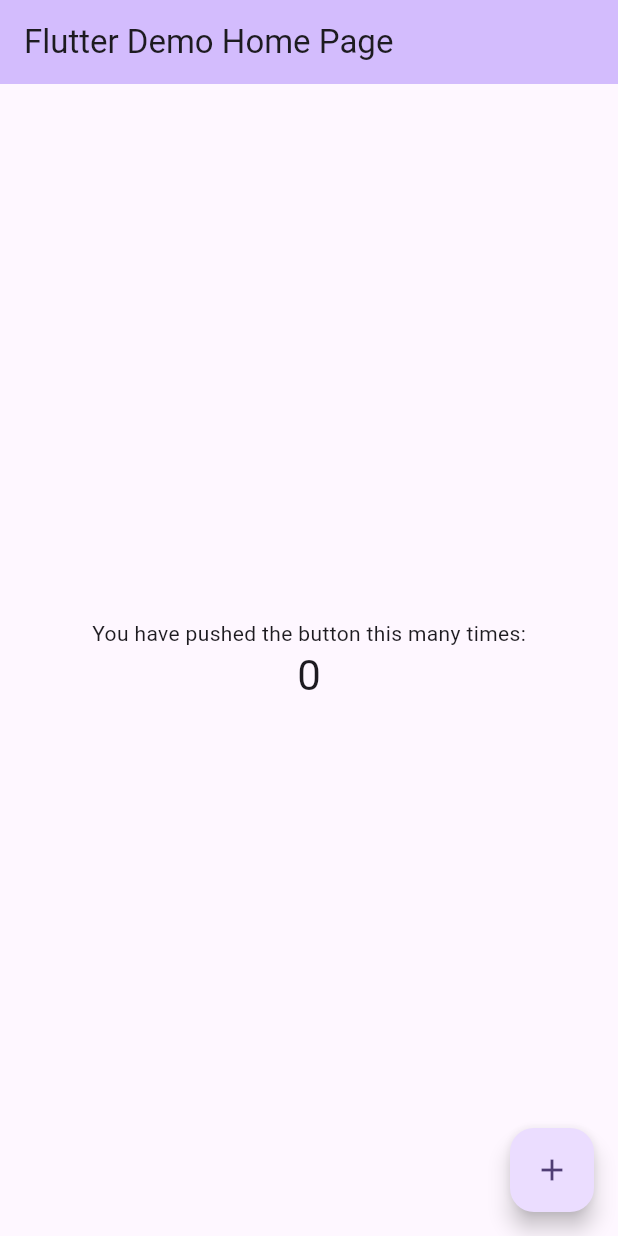
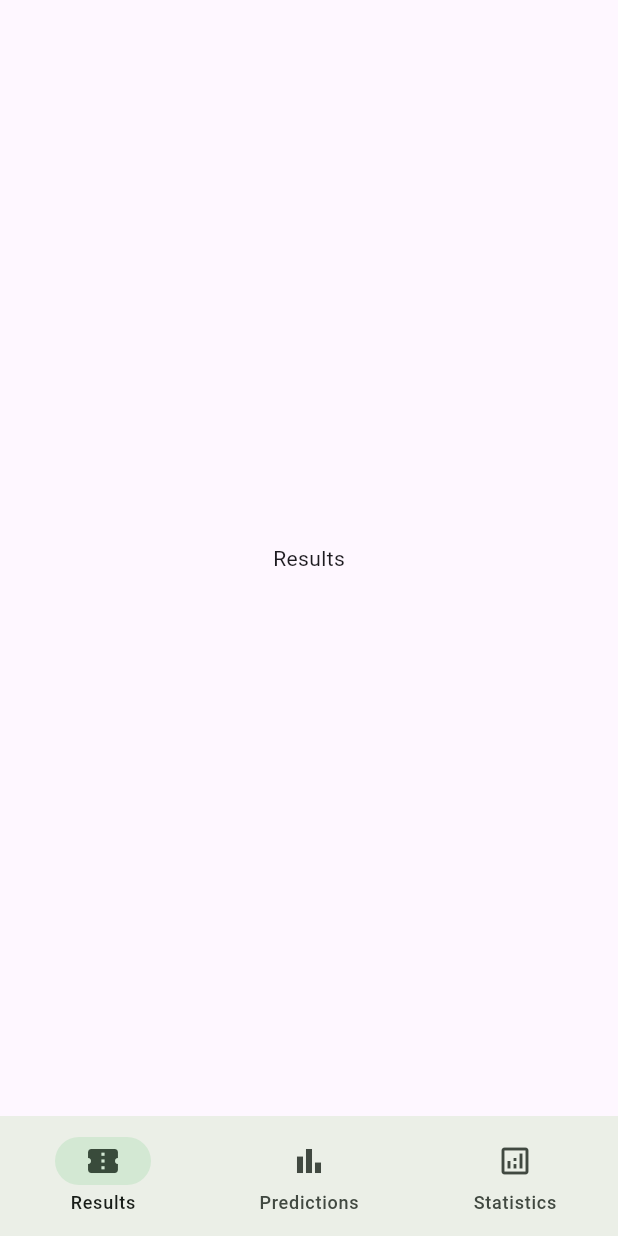
Before and after one commit to alvaro-jrr/ia-animalitos, a Flutter app: the screen it shows after launch, on a phone screen of 412 x 824 dp. Run offline on Flutter 3.47's test engine with Material 3 defaults, Android fonts, the phone set to English and light mode, and no system bars; our stand-ins replace internet_connection_checker_plus.

Commit message:
feat: add bottom navbar and handle switch between pages

```diff
--- a/lib/l10n/app_en.arb
+++ b/lib/l10n/app_en.arb
@@ -1,3 +1,6 @@
 {
-  "@@locale": "en"
+  "@@locale": "en",
+  "results": "Results",
+  "predictions": "Predictions",
+  "statistics": "Statistics"
 }
--- a/lib/l10n/app_es.arb
+++ b/lib/l10n/app_es.arb
@@ -1,3 +1,6 @@
 {
-  "@@locale": "es"
+  "@@locale": "es",
+  "results": "Resultados",
+  "predictions": "Predicciones",
+  "statistics": "Estadísticas"
 }
--- a/lib/l10n/app_localizations.dart
+++ b/lib/l10n/app_localizations.dart
@@ -97,6 +97,24 @@ abstract class AppLocalizations {
     Locale('en'),
     Locale('es'),
   ];
+
+  /// No description provided for @results.
+  ///
+  /// In es, this message translates to:
+  /// **'Resultados'**
+  String get results;
+
+  /// No description provided for @predictions.
+  ///
+  /// In es, this message translates to:
+  /// **'Predicciones'**
+  String get predictions;
+
+  /// No description provided for @statistics.
+  ///
+  /// In es, this message translates to:
+  /// **'Estadísticas'**
+  String get statistics;
 }
 
 class _AppLocalizationsDelegate
--- a/lib/l10n/app_localizations_en.dart
+++ b/lib/l10n/app_localizations_en.dart
@@ -7,4 +7,13 @@ import 'app_localizations.dart';
 /// The translations for English (`en`).
 class AppLocalizationsEn extends AppLocalizations {
   AppLocalizationsEn([String locale = 'en']) : super(locale);
+
+  @override
+  String get results => 'Results';
+
+  @override
+  String get predictions => 'Predictions';
+
+  @override
+  String get statistics => 'Statistics';
 }
--- a/lib/l10n/app_localizations_es.dart
+++ b/lib/l10n/app_localizations_es.dart
@@ -7,4 +7,13 @@ import 'app_localizations.dart';
 /// The translations for Spanish Castilian (`es`).
 class AppLocalizationsEs extends AppLocalizations {
   AppLocalizationsEs([String locale = 'es']) : super(locale);
+
+  @override
+  String get results => 'Resultados';
+
+  @override
+  String get predictions => 'Predicciones';
+
+  @override
+  String get statistics => 'Estadísticas';
 }
--- a/lib/src/app.dart
+++ b/lib/src/app.dart
@@ -4,6 +4,8 @@ import 'package:collection/collection.dart';
 
 import 'package:ai_animals_lottery/l10n/app_localizations.dart';
 import 'package:ai_animals_lottery/src/core/services/localization_service.dart';
+import 'package:ai_animals_lottery/src/core/styles/app_theme.dart';
+import 'package:ai_animals_lottery/src/features/home/pages/home_page.dart';
 
 /// The localization for the app.
 final localization = LocalizationService.instance.localization;
@@ -18,25 +20,9 @@ class App extends StatelessWidget {
       localizationsDelegates: AppLocalizations.localizationsDelegates,
       supportedLocales: AppLocalizations.supportedLocales,
       localeResolutionCallback: _localeResolutionCallback,
-      theme: ThemeData(
-        // This is the theme of your application.
-        //
-        // TRY THIS: Try running your application with "flutter run". You'll see
-        // the application has a purple toolbar. Then, without quitting the app,
-        // try changing the seedColor in the colorScheme below to Colors.green
-        // and then invoke "hot reload" (save your changes or press the "hot
-        // reload" button in a Flutter-supported IDE, or press "r" if you used
-        // the command line to start the app).
-        //
-        // Notice that the counter didn't reset back to zero; the application
-        // state is not lost during the reload. To reset the state, use hot
-        // restart instead.
-        //
-        // This works for code too, not just values: Most code changes can be
-        // tested with just a hot reload.
-        colorScheme: ColorScheme.fromSeed(seedColor: Colors.deepPurple),
-      ),
-      home: const MyHomePage(title: 'Flutter Demo Home Page'),
+      theme: AppTheme.light,
+      darkTheme: AppTheme.dark,
+      home: const HomePage(),
     );
   }
 
@@ -66,89 +52,3 @@ class App extends StatelessWidget {
     return localeToUse;
   }
 }
-
-class MyHomePage extends StatefulWidget {
-  const MyHomePage({super.key, required this.title});
-
-  // This widget is the home page of your application. It is stateful, meaning
-  // that it has a State object (defined below) that contains fields that affect
-  // how it looks.
-
-  // This class is the configuration for the state. It holds the values (in this
-  // case the title) provided by the parent (in this case the App widget) and
-  // used by the build method of the State. Fields in a Widget subclass are
-  // always marked "final".
-
-  final String title;
-
-  @override
-  State<MyHomePage> createState() => _MyHomePageState();
-}
-
-class _MyHomePageState extends State<MyHomePage> {
-  int _counter = 0;
-
-  void _incrementCounter() {
-    setState(() {
-      // This call to setState tells the Flutter framework that something has
-      // changed in this State, which causes it to rerun the build method below
-      // so that the display can reflect the updated values. If we changed
-      // _counter without calling setState(), then the build method would not be
-      // called again, and so nothing would appear to happen.
-      _counter++;
-    });
-  }
-
-  @override
-  Widget build(BuildContext context) {
-    // This method is rerun every time setState is called, for instance as done
-    // by the _incrementCounter method above.
-    //
-    // The Flutter framework has been optimized to make rerunning build methods
-    // fast, so that you can just rebuild anything that needs updating rather
-    // than having to individually change instances of widgets.
-    return Scaffold(
-      appBar: AppBar(
-        // TRY THIS: Try changing the color here to a specific color (to
-        // Colors.amber, perhaps?) and trigger a hot reload to see the AppBar
-        // change color while the other colors stay the same.
-        backgroundColor: Theme.of(context).colorScheme.inversePrimary,
-        // Here we take the value from the MyHomePage object that was created by
-        // the App.build method, and use it to set our appbar title.
-        title: Text(widget.title),
-      ),
-      body: Center(
-        // Center is a layout widget. It takes a single child and positions it
-        // in the middle of the parent.
-        child: Column(
-          // Column is also a layout widget. It takes a list of children and
-          // arranges them vertically. By default, it sizes itself to fit its
-          // children horizontally, and tries to be as tall as its parent.
-          //
-          // Column has various properties to control how it sizes itself and
-          // how it positions its children. Here we use mainAxisAlignment to
-          // center the children vertically; the main axis here is the vertical
-          // axis because Columns are vertical (the cross axis would be
-          // horizontal).
-          //
-          // TRY THIS: Invoke "debug painting" (choose the "Toggle Debug Paint"
-          // action in the IDE, or press "p" in the console), to see the
-          // wireframe for each widget.
-          mainAxisAlignment: MainAxisAlignment.center,
-          children: <Widget>[
-            const Text('You have pushed the button this many times:'),
-            Text(
-              '$_counter',
-              style: Theme.of(context).textTheme.headlineMedium,
-            ),
-          ],
-        ),
-      ),
-      floatingActionButton: FloatingActionButton(
-        onPressed: _incrementCounter,
-        tooltip: 'Increment',
-        child: const Icon(Icons.add),
-      ), // This trailing comma makes auto-formatting nicer for build methods.
-    );
-  }
-}
--- /dev/null
+++ b/lib/src/core/styles/app_colors.dart
@@ -0,0 +1,6 @@
+import 'dart:ui';
+
+class AppColors {
+  /// The primary color.
+  static const primary = Color(0xFF50C878);
+}
--- /dev/null
+++ b/lib/src/core/styles/app_theme.dart
@@ -0,0 +1,15 @@
+import 'package:flutter/material.dart';
+
+import 'package:ai_animals_lottery/src/core/styles/app_colors.dart';
+
+class AppTheme {
+  /// The light theme.
+  static final light = ThemeData.light().copyWith(
+    colorScheme: ColorScheme.fromSeed(seedColor: AppColors.primary),
+  );
+
+  /// The dark theme.
+  static final dark = ThemeData.dark().copyWith(
+    colorScheme: ColorScheme.fromSeed(seedColor: AppColors.primary),
+  );
+}
--- /dev/null
+++ b/lib/src/features/home/pages/home_page.dart
@@ -0,0 +1,40 @@
+import 'package:flutter/material.dart';
+
+import 'package:ai_animals_lottery/src/features/home/widgets/home_bottom_navigation_bar.dart';
+import 'package:ai_animals_lottery/src/features/predictions/pages/predictions_page.dart';
+import 'package:ai_animals_lottery/src/features/results/pages/results_page.dart';
+import 'package:ai_animals_lottery/src/features/statistics/pages/statistics_page.dart';
+
+class HomePage extends StatefulWidget {
+  const HomePage({super.key});
+
+  @override
+  State<HomePage> createState() => _HomePageState();
+}
+
+class _HomePageState extends State<HomePage> {
+  /// The current index of the bottom navigation bar.
+  int _currentIndex = 0;
+
+  @override
+  Widget build(BuildContext context) {
+    return Scaffold(
+      body: IndexedStack(
+        index: _currentIndex,
+        children: [
+          const ResultsPage(),
+          const PredictionsPage(),
+          const StatisticsPage(),
+        ],
+      ),
+      bottomNavigationBar: HomeBottomNavigationBar(
+        selectedIndex: _currentIndex,
+        onDestinationSelected: (index) {
+          setState(() {
+            _currentIndex = index;
+          });
+        },
+      ),
+    );
+  }
+}
--- /dev/null
+++ b/lib/src/features/home/widgets/home_bottom_navigation_bar.dart
@@ -0,0 +1,43 @@
+import 'package:flutter/material.dart';
+
+import 'package:ai_animals_lottery/src/app.dart';
+
+class HomeBottomNavigationBar extends StatelessWidget {
+  /// The selected index.
+  final int selectedIndex;
+
+  /// The callback when the user selects a destination.
+  final Function(int) onDestinationSelected;
+
+  const HomeBottomNavigationBar({
+    super.key,
+    this.selectedIndex = 0,
+    required this.onDestinationSelected,
+  });
+
+  @override
+  Widget build(BuildContext context) {
+    return NavigationBar(
+      elevation: 0,
+      selectedIndex: selectedIndex,
+      onDestinationSelected: onDestinationSelected,
+      destinations: [
+        NavigationDestination(
+          icon: Icon(Icons.confirmation_num_outlined),
+          selectedIcon: Icon(Icons.confirmation_num),
+          label: localization.results,
+        ),
+        NavigationDestination(
+          icon: Icon(Icons.bar_chart_outlined),
+          selectedIcon: Icon(Icons.bar_chart),
+          label: localization.predictions,
+        ),
+        NavigationDestination(
+          icon: Icon(Icons.analytics_outlined),
+          selectedIcon: Icon(Icons.analytics),
+          label: localization.statistics,
+        ),
+      ],
+    );
+  }
+}
--- /dev/null
+++ b/lib/src/features/predictions/pages/predictions_page.dart
@@ -0,0 +1,12 @@
+import 'package:flutter/material.dart';
+
+import 'package:ai_animals_lottery/src/app.dart';
+
+class PredictionsPage extends StatelessWidget {
+  const PredictionsPage({super.key});
+
+  @override
+  Widget build(BuildContext context) {
+    return Center(child: Text(localization.predictions));
+  }
+}
--- /dev/null
+++ b/lib/src/features/results/pages/results_page.dart
@@ -0,0 +1,12 @@
+import 'package:flutter/material.dart';
+
+import 'package:ai_animals_lottery/src/app.dart';
+
+class ResultsPage extends StatelessWidget {
+  const ResultsPage({super.key});
+
+  @override
+  Widget build(BuildContext context) {
+    return Center(child: Text(localization.results));
+  }
+}
--- /dev/null
+++ b/lib/src/features/statistics/pages/statistics_page.dart
@@ -0,0 +1,12 @@
+import 'package:flutter/material.dart';
+
+import 'package:ai_animals_lottery/src/app.dart';
+
+class StatisticsPage extends StatelessWidget {
+  const StatisticsPage({super.key});
+
+  @override
+  Widget build(BuildContext context) {
+    return Center(child: Text(localization.statistics));
+  }
+}
```
